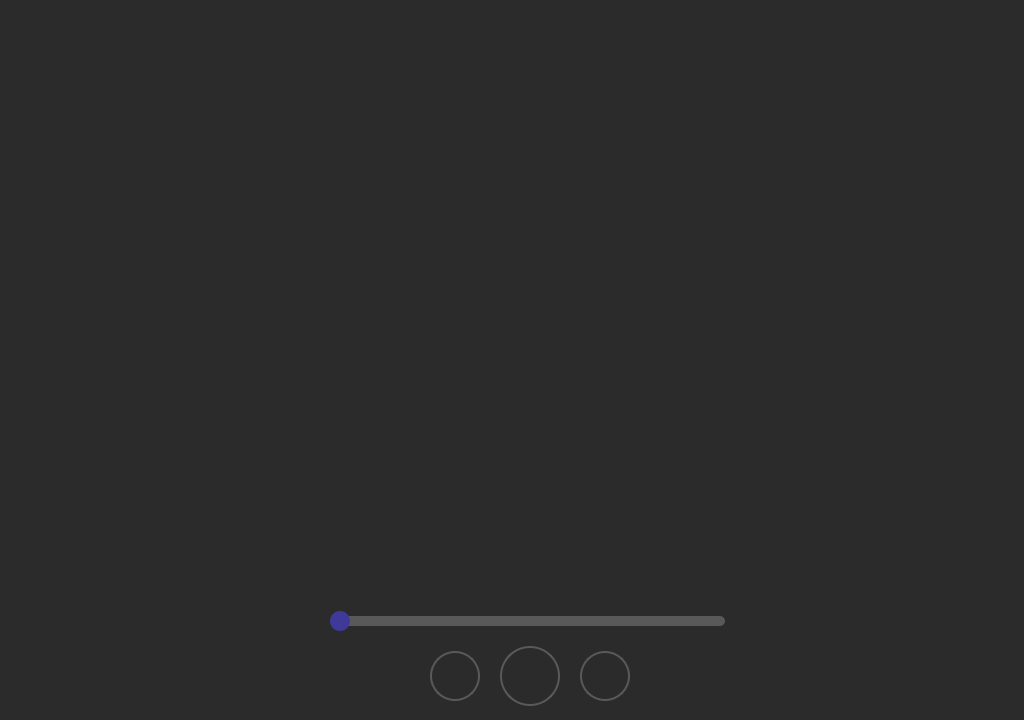
Above: MediaPlayer/mainwindow.ui from Mrx-x/MediaPlayer before the change. Below: the same form after it.
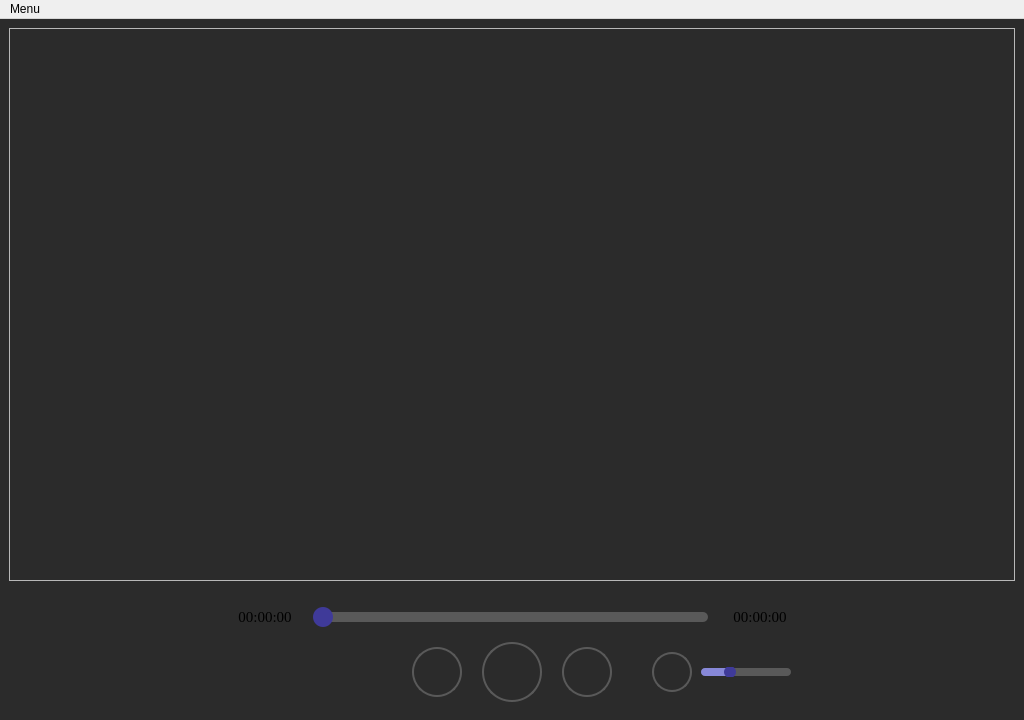
That is the form after the change. Icons and pictures are not drawn. Custom widgets are drawn as their Qt base class.

Diff of the .ui file:
```diff
--- a/MediaPlayer/mainwindow.ui
+++ b/MediaPlayer/mainwindow.ui
@@ -26,15 +26,37 @@
 }</string>
   </property>
   <widget class="QWidget" name="centralwidget">
+   <property name="layoutDirection">
+    <enum>Qt::LayoutDirection::LeftToRight</enum>
+   </property>
+   <layout class="QVBoxLayout" name="verticalLayout">
+    <item>
+     <widget class="QFrame" name="videoFrameContainer">
+      <property name="sizePolicy">
+       <sizepolicy hsizetype="Expanding" vsizetype="Expanding">
+        <horstretch>0</horstretch>
+        <verstretch>0</verstretch>
+       </sizepolicy>
+      </property>
+      <property name="minimumSize">
+       <size>
+        <width>0</width>
+        <height>0</height>
+       </size>
+      </property>
+      <property name="autoFillBackground">
+       <bool>false</bool>
+      </property>
+      <property name="frameShape">
+       <enum>QFrame::Shape::StyledPanel</enum>
+      </property>
+      <property name="frameShadow">
+       <enum>QFrame::Shadow::Raised</enum>
+      </property>
+     </widget>
+    </item>
+    <item alignment="Qt::AlignmentFlag::AlignHCenter">
    <widget class="MediaControlPanel" name="mediaControlPanel" native="true">
-    <property name="geometry">
-     <rect>
-      <x>230</x>
-      <y>591</y>
-      <width>600</width>
-      <height>124</height>
-     </rect>
-    </property>
     <property name="sizePolicy">
      <sizepolicy hsizetype="Fixed" vsizetype="Fixed">
       <horstretch>0</horstretch>
@@ -148,23 +170,19 @@
       </rect>
      </property>
      <property name="styleSheet">
-      <string notr="true">/* Общий стиль кнопки */
-QPushButton {
+        <string notr="true">QPushButton {
     color: #f4f4f4;
     border: 2px solid rgb(89, 89, 89);
     background-color: transparent;
     border-radius: 30px;
 	qproperty-icon:	url(:/icons/play.png);
 	qproperty-iconSize:	32px 32px;
-	padding-left:	5px
 }
 
-/* Эффект свечения при наведении */
 QPushButton:hover {
     border-color: rgba(146, 148, 248, 0.8);
 }
 
-/* Эффект нажатия */
 QPushButton:pressed {
     background-color: rgba(146, 148, 248, 0.2);
 }</string>
@@ -173,20 +191,140 @@
       <string/>
      </property>
     </widget>
+      <widget class="VolumeControlWidget" name="volumeControlWidget" native="true">
+       <property name="geometry">
+        <rect>
+         <x>440</x>
+         <y>65</y>
+         <width>144</width>
+         <height>40</height>
+        </rect>
+       </property>
+       <widget class="QPushButton" name="volumeButton">
+        <property name="geometry">
+         <rect>
+          <x>0</x>
+          <y>0</y>
+          <width>40</width>
+          <height>40</height>
+         </rect>
+        </property>
+        <property name="styleSheet">
+         <string notr="true">QPushButton {
+    padding: 10px 30px;
+    color: #f4f4f4;
+    border: 2px solid rgb(89, 89, 89);
+    background-color: transparent;
+    border-radius: 20px;
+	qproperty-icon:	url(:/icons/sound.png);
+	qproperty-iconSize:	32px 32px;
+}
+
+QPushButton:hover {
+    border-color: rgba(146, 148, 248, 0.8);
+}
+
+QPushButton:pressed {
+    background-color: rgba(146, 148, 248, 0.2);
+}</string>
+        </property>
+        <property name="text">
+         <string/>
+        </property>
+       </widget>
+       <widget class="QSlider" name="volumeSlider">
+        <property name="geometry">
+         <rect>
+          <x>44</x>
+          <y>15</y>
+          <width>100</width>
+          <height>10</height>
+         </rect>
+        </property>
+        <property name="sizePolicy">
+         <sizepolicy hsizetype="Fixed" vsizetype="Fixed">
+          <horstretch>0</horstretch>
+          <verstretch>0</verstretch>
+         </sizepolicy>
+        </property>
+        <property name="styleSheet">
+         <string notr="true">QSlider::groove:horizontal 
+{
+	height: 8px;
+	width: 90px;
+	border-radius: 4px;
+    background: rgb(89, 89, 89);
+}
+
+QSlider::handle:horizontal 
+{
+    height: 12px;
+	width: 12px;
+    background: rgb(63, 58, 153);
+	border-radius: 6px;
+    margin: -2px -2px;
+}
+
+QSlider::sub-page:horizontal 
+{
+    background: rgba(146, 148, 248, 0.8);
+	border-radius: 4px;
+}</string>
+        </property>
+        <property name="value">
+         <number>30</number>
+        </property>
+        <property name="orientation">
+         <enum>Qt::Orientation::Horizontal</enum>
+        </property>
+        <property name="tickPosition">
+         <enum>QSlider::TickPosition::NoTicks</enum>
+        </property>
+       </widget>
+      </widget>
+      <widget class="QWidget" name="layoutWidget">
+       <property name="geometry">
+        <rect>
+         <x>20</x>
+         <y>10</y>
+         <width>561</width>
+         <height>41</height>
+        </rect>
+       </property>
+       <layout class="QHBoxLayout" name="horizontalLayout">
+        <property name="spacing">
+         <number>14</number>
+        </property>
+        <item alignment="Qt::AlignmentFlag::AlignHCenter|Qt::AlignmentFlag::AlignVCenter">
+         <widget class="QLabel" name="currentTimeLabel">
+          <property name="font">
+           <font>
+            <family>Times New Roman</family>
+            <pointsize>11</pointsize>
+            <bold>false</bold>
+           </font>
+          </property>
+          <property name="text">
+           <string>00:00:00</string>
+          </property>
+          <property name="alignment">
+           <set>Qt::AlignmentFlag::AlignCenter</set>
+          </property>
+         </widget>
+        </item>
+        <item alignment="Qt::AlignmentFlag::AlignHCenter|Qt::AlignmentFlag::AlignVCenter">
     <widget class="QSlider" name="timeLineSlider">
-     <property name="geometry">
-      <rect>
-       <x>100</x>
-       <y>20</y>
+          <property name="sizePolicy">
+           <sizepolicy hsizetype="Fixed" vsizetype="Fixed">
+            <horstretch>0</horstretch>
+            <verstretch>0</verstretch>
+           </sizepolicy>
+          </property>
+          <property name="minimumSize">
+           <size>
        <width>400</width>
        <height>20</height>
-      </rect>
-     </property>
-     <property name="sizePolicy">
-      <sizepolicy hsizetype="Fixed" vsizetype="Fixed">
-       <horstretch>0</horstretch>
-       <verstretch>0</verstretch>
-      </sizepolicy>
+           </size>
      </property>
      <property name="styleSheet">
       <string notr="true">QSlider::groove:horizontal 
@@ -226,8 +364,52 @@
       <enum>QSlider::TickPosition::NoTicks</enum>
      </property>
     </widget>
-   </widget>
-  </widget>
+        </item>
+        <item alignment="Qt::AlignmentFlag::AlignHCenter|Qt::AlignmentFlag::AlignVCenter">
+         <widget class="QLabel" name="totalTimeLabel">
+          <property name="font">
+           <font>
+            <family>Times New Roman</family>
+            <pointsize>11</pointsize>
+            <bold>false</bold>
+           </font>
+          </property>
+          <property name="text">
+           <string>00:00:00</string>
+          </property>
+          <property name="alignment">
+           <set>Qt::AlignmentFlag::AlignCenter</set>
+          </property>
+         </widget>
+        </item>
+       </layout>
+      </widget>
+     </widget>
+    </item>
+   </layout>
+  </widget>
+  <widget class="QMenuBar" name="menuBar">
+   <property name="geometry">
+    <rect>
+     <x>0</x>
+     <y>0</y>
+     <width>1024</width>
+     <height>21</height>
+    </rect>
+   </property>
+   <widget class="QMenu" name="menuOpen">
+    <property name="title">
+     <string>Menu</string>
+    </property>
+    <addaction name="actionOpen_file"/>
+   </widget>
+   <addaction name="menuOpen"/>
+  </widget>
+  <action name="actionOpen_file">
+   <property name="text">
+    <string>Open file</string>
+   </property>
+  </action>
  </widget>
  <customwidgets>
   <customwidget>
@@ -236,6 +418,12 @@
    <header>MediaControlPanel.h</header>
    <container>1</container>
   </customwidget>
+  <customwidget>
+   <class>VolumeControlWidget</class>
+   <extends>QWidget</extends>
+   <header>VolumeControlWidget.h</header>
+   <container>1</container>
+  </customwidget>
  </customwidgets>
  <resources/>
  <connections/>
```
Left out of the diff: 11 changed lines with no effect on the pictures. Lines whose indentation alone changed are shown as unchanged.
